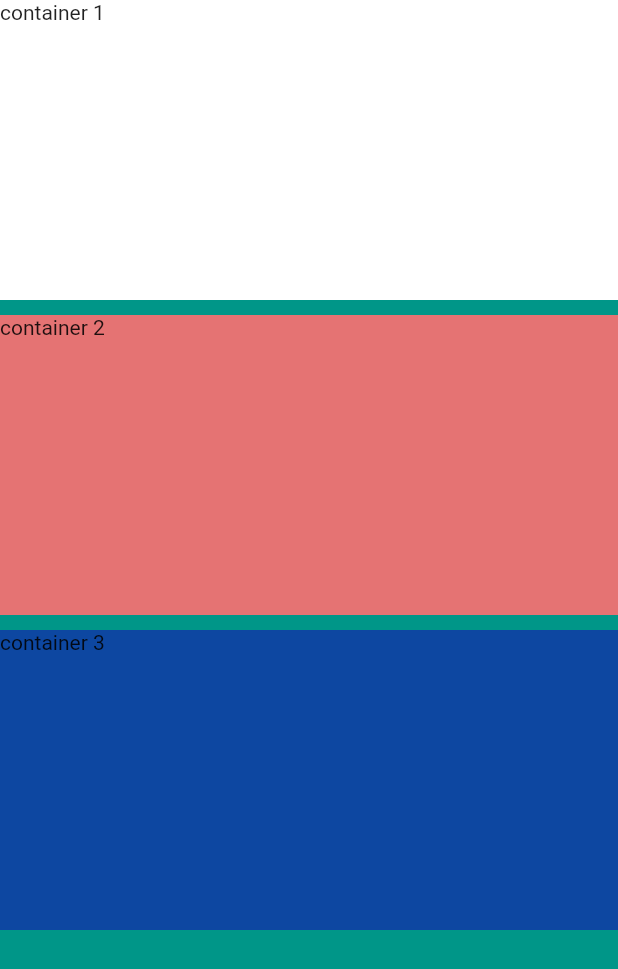
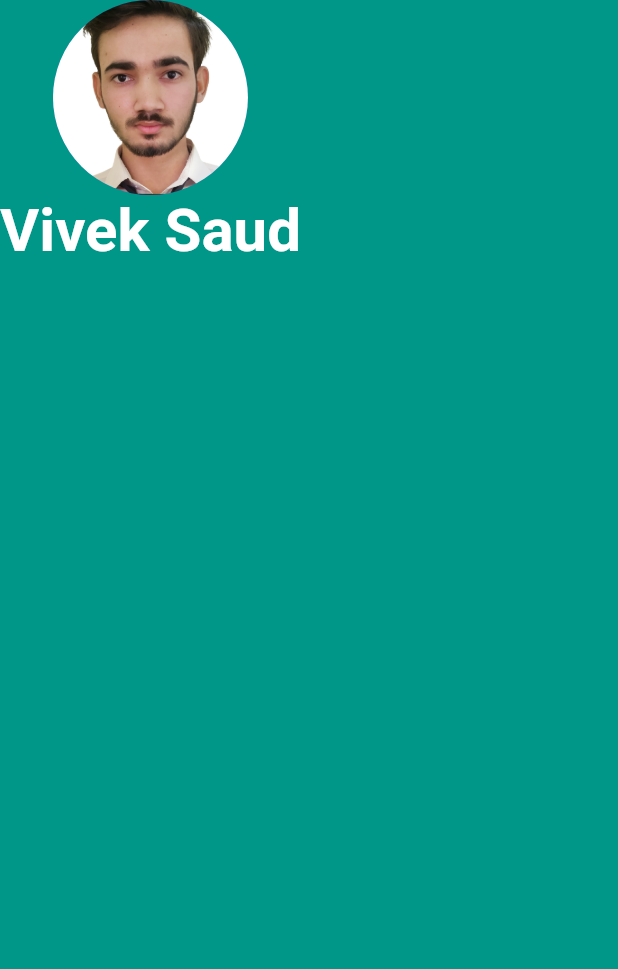
Before and after one commit to viveksaud/flutter_apps, a Flutter app: the screen it shows after launch, on a phone screen of 412 x 824 dp. Shown: the top 969 px of the screen. Run offline on Flutter 3.47's test engine with Material 2 defaults, Android fonts, the phone set to English and light mode, and no system bars.

Commit message:
tapping into widget property

```diff
--- a/02_MiCard-A_Single_Screen_Personal_Business_Card/mi_card_flutter/lib/main.dart
+++ b/02_MiCard-A_Single_Screen_Personal_Business_Card/mi_card_flutter/lib/main.dart
@@ -13,34 +13,19 @@ class MyApp extends StatelessWidget {
         backgroundColor: Colors.teal,
         body: SafeArea(
           child: Column(
-            // mainAxisSize: MainAxisSize.min,
-            // verticalDirection: VerticalDirection.up,
-            // mainAxisAlignment: MainAxisAlignment.spaceAround,
-            // crossAxisAlignment: CrossAxisAlignment.end,
-            crossAxisAlignment: CrossAxisAlignment.stretch,// to make the children to the widht:double.infinity i.e. having width of screen
-            children: <Widget>[
-              Container(
-                color: Colors.white,
-                child: Text('container 1'),
-                height: 200,
-                width: 100,
+            children: const <Widget>[
+              CircleAvatar(
+                radius: 65,
+                // backgroundImage: NetworkImage('https://images.pexels.com/photos/3680219/pexels-photo-3680219.jpeg?auto=compress&cs=tinysrgb&w=600'),
+                backgroundImage: AssetImage("images/01_img.png"),
               ),
-              SizedBox(height: 10),//for creating space
-              Container(
-                color: Colors.red[300],
-                child: Text('container 2'),
-                height: 200,
-                width: 100,
-              ),
-              SizedBox(height: 10,),
-              Container(
-                color: Colors.blue[900],
-                child: Text('container 3'),
-                height: 200,
-                width: 100,
-              ),
-              Container( //empty container with width infinite for aligning children horizontally to end of screen
-                width: double.infinity,
+              Text(
+                'Vivek Saud',
+                style: TextStyle(
+                  fontSize: 40,
+                  fontWeight: FontWeight.bold,
+                  color: Colors.white,
+                ),
               ),
             ],
           ),
```
Also changed, not shown: 02_MiCard-A_Single_Screen_Personal_Business_Card/mi_card_flutter/pubspec.yaml (+3 -9 lines), 02_MiCard-A_Single_Screen_Personal_Business_Card/mi_card_flutter/images/01_img.png (added), 1 other file.
